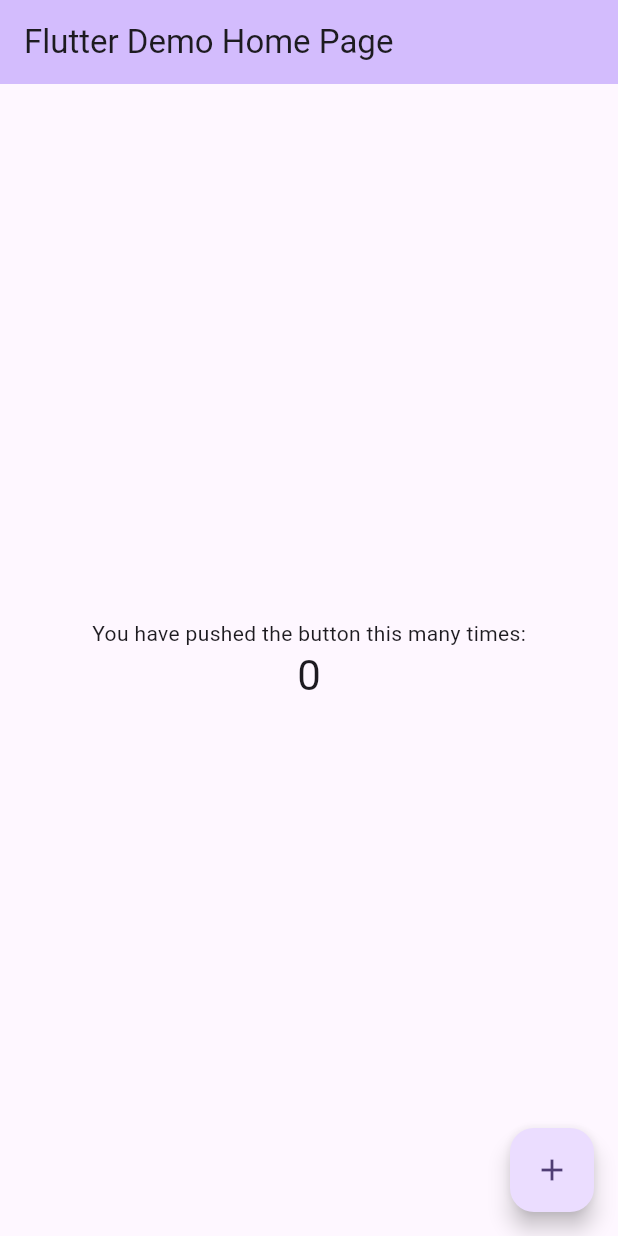
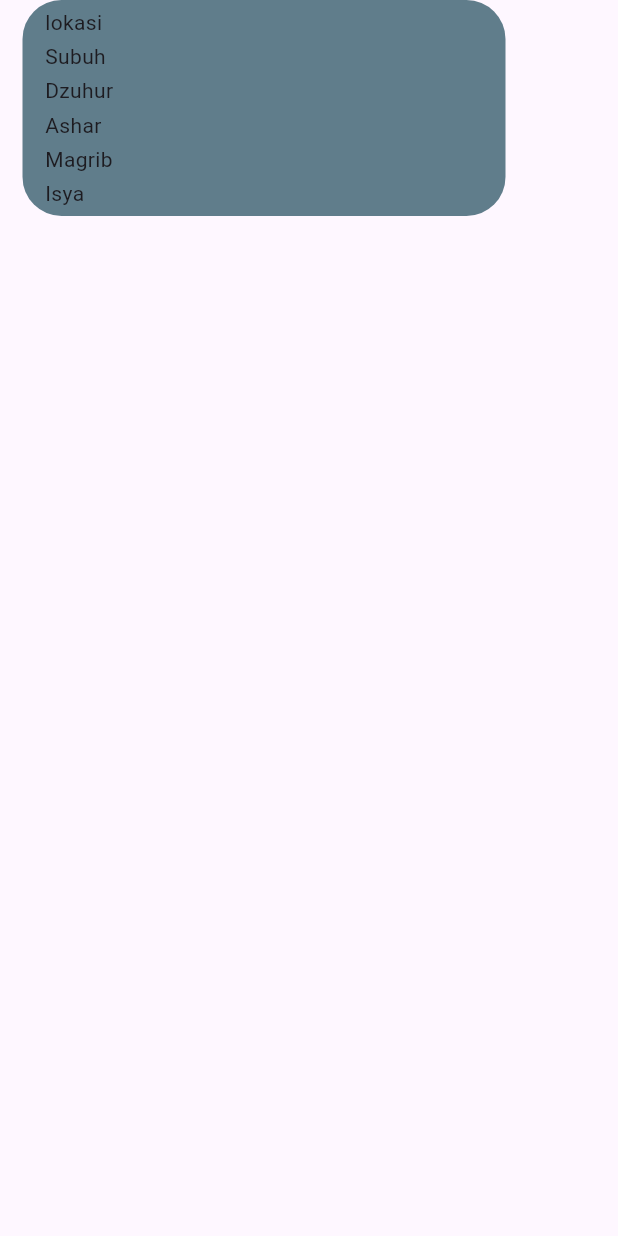
Before and after one commit to wasitemo/pray_app, a Flutter app: the screen it shows after launch, on a phone screen of 412 x 824 dp. Run offline on Flutter 3.47's test engine with Material 3 defaults, Android fonts, the light colour scheme and no system bars.

Commit message:
Membuat tampilan home screen, membuat file pray_provider, dan membuat model class pray_time

```diff
--- a/flutter app/pray_app/lib/main.dart
+++ b/flutter app/pray_app/lib/main.dart
@@ -1,4 +1,5 @@
 import 'package:flutter/material.dart';
+import 'package:pray_app/screens/home_screen.dart';
 
 void main() {
   runApp(const MyApp());
@@ -11,100 +12,8 @@ class MyApp extends StatelessWidget {
   @override
   Widget build(BuildContext context) {
     return MaterialApp(
-      title: 'Flutter Demo',
-      theme: ThemeData(
-        colorScheme: ColorScheme.fromSeed(seedColor: Colors.deepPurple),
-        useMaterial3: true,
-      ),
-      home: const MyHomePage(title: 'Flutter Demo Home Page'),
+      title: 'Pray App',
+      home: const HomeScreen(),
     );
   }
 }
-
-class MyHomePage extends StatefulWidget {
-  const MyHomePage({super.key, required this.title});
-
-  // This widget is the home page of your application. It is stateful, meaning
-  // that it has a State object (defined below) that contains fields that affect
-  // how it looks.
-
-  // This class is the configuration for the state. It holds the values (in this
-  // case the title) provided by the parent (in this case the App widget) and
-  // used by the build method of the State. Fields in a Widget subclass are
-  // always marked "final".
-
-  final String title;
-
-  @override
-  State<MyHomePage> createState() => _MyHomePageState();
-}
-
-class _MyHomePageState extends State<MyHomePage> {
-  int _counter = 0;
-
-  void _incrementCounter() {
-    setState(() {
-      // This call to setState tells the Flutter framework that something has
-      // changed in this State, which causes it to rerun the build method below
-      // so that the display can reflect the updated values. If we changed
-      // _counter without calling setState(), then the build method would not be
-      // called again, and so nothing would appear to happen.
-      _counter++;
-    });
-  }
-
-  @override
-  Widget build(BuildContext context) {
-    // This method is rerun every time setState is called, for instance as done
-    // by the _incrementCounter method above.
-    //
-    // The Flutter framework has been optimized to make rerunning build methods
-    // fast, so that you can just rebuild anything that needs updating rather
-    // than having to individually change instances of widgets.
-    return Scaffold(
-      appBar: AppBar(
-        // TRY THIS: Try changing the color here to a specific color (to
-        // Colors.amber, perhaps?) and trigger a hot reload to see the AppBar
-        // change color while the other colors stay the same.
-        backgroundColor: Theme.of(context).colorScheme.inversePrimary,
-        // Here we take the value from the MyHomePage object that was created by
-        // the App.build method, and use it to set our appbar title.
-        title: Text(widget.title),
-      ),
-      body: Center(
-        // Center is a layout widget. It takes a single child and positions it
-        // in the middle of the parent.
-        child: Column(
-          // Column is also a layout widget. It takes a list of children and
-          // arranges them vertically. By default, it sizes itself to fit its
-          // children horizontally, and tries to be as tall as its parent.
-          //
-          // Column has various properties to control how it sizes itself and
-          // how it positions its children. Here we use mainAxisAlignment to
-          // center the children vertically; the main axis here is the vertical
-          // axis because Columns are vertical (the cross axis would be
-          // horizontal).
-          //
-          // TRY THIS: Invoke "debug painting" (choose the "Toggle Debug Paint"
-          // action in the IDE, or press "p" in the console), to see the
-          // wireframe for each widget.
-          mainAxisAlignment: MainAxisAlignment.center,
-          children: <Widget>[
-            const Text(
-              'You have pushed the button this many times:',
-            ),
-            Text(
-              '$_counter',
-              style: Theme.of(context).textTheme.headlineMedium,
-            ),
-          ],
-        ),
-      ),
-      floatingActionButton: FloatingActionButton(
-        onPressed: _incrementCounter,
-        tooltip: 'Increment',
-        child: const Icon(Icons.add),
-      ), // This trailing comma makes auto-formatting nicer for build methods.
-    );
-  }
-}
--- /dev/null
+++ b/flutter app/pray_app/lib/model/pray_time.dart
@@ -0,0 +1,8 @@
+class PrayTime {
+  final String lokasi;
+  final DateTime tanggal;
+  final DateTime prayData;
+
+  const PrayTime(
+      {required this.lokasi, required this.tanggal, required this.prayData});
+}
--- /dev/null
+++ b/flutter app/pray_app/lib/screens/home_screen.dart
@@ -0,0 +1,33 @@
+import 'package:flutter/material.dart';
+
+class HomeScreen extends StatelessWidget {
+  const HomeScreen({super.key});
+
+  @override
+  Widget build(BuildContext context) {
+    return Scaffold(
+      body: SafeArea(
+        child: Container(
+          width: 322,
+          height: 144,
+          margin: EdgeInsets.symmetric(horizontal: 15),
+          padding: EdgeInsets.symmetric(horizontal: 15, vertical: 5),
+          decoration: BoxDecoration(
+              color: Colors.blueGrey, borderRadius: BorderRadius.circular(26)),
+          child: Column(
+            mainAxisAlignment: MainAxisAlignment.spaceBetween,
+            crossAxisAlignment: CrossAxisAlignment.start,
+            children: [
+              Text('lokasi'),
+              Text('Subuh'),
+              Text('Dzuhur'),
+              Text('Ashar'),
+              Text('Magrib'),
+              Text('Isya')
+            ],
+          ),
+        ),
+      ),
+    );
+  }
+}
```
Also changed, not shown: flutter app/pray_app/lib/provider/pray_provider.dart (added).
